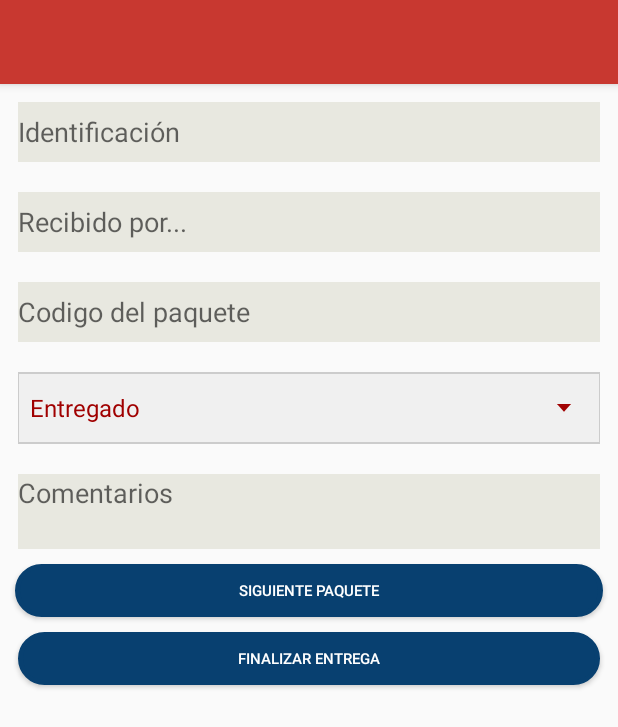
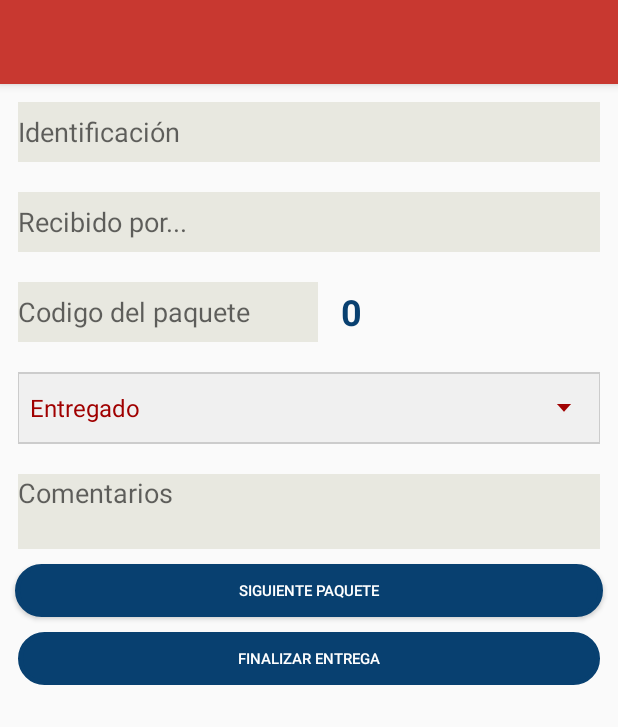
Before and after one commit to GiovannniD/Sersa_Tracking, an Android app: the entrega_paquete screen opened directly, with no data from a screen before it, after a tap on "SIGUIENTE PAQUETE", on a phone screen of 412 x 824 dp. Shown: the top 727 px of the screen. Run offline under Robolectric (Android 15) with nearby library versions, the phone set to English and light mode, and no system bars; pictures from the network do not load.

Commit message:
alerta de paquetes y contador

```diff
--- a/app/src/main/java/com/example/sersa_tracking/entrega_paquete.java
+++ b/app/src/main/java/com/example/sersa_tracking/entrega_paquete.java
@@ -7,6 +7,9 @@ import androidx.appcompat.app.AppCompatActivity;
 import android.content.Context;
 import android.content.Intent;
 import android.content.SharedPreferences;
+import android.media.AudioManager;
+import android.media.MediaPlayer;
+import android.media.SoundPool;
 import android.net.ConnectivityManager;
 import android.os.Bundle;
 import android.os.StrictMode;
@@ -50,6 +53,7 @@ public class entrega_paquete extends AppCompatActivity {
     setting setting= new setting();
     EditText comentarios,identificacion,recibido,Cpaquete;
     String date;
+    TextView conteo;
     public static final MediaType JSON = MediaType.get("application/json; charset=utf-8");
     SharedPreferences settings;
     OkHttpClient client = new OkHttpClient();
@@ -59,7 +63,12 @@ public class entrega_paquete extends AppCompatActivity {
     Button guardar;
     String paquetes="";
     int insertar=0;
-
+    int control=0;
+    public MediaPlayer mp,mp2;
+    public SoundPool sp;
+    public SoundPool sp2;
+    public int flujodemusica=0;
+    public int flujodemusica2=0;
     @Override
     protected void onCreate(Bundle savedInstanceState) {
         setTheme(R.style.AppTheme);
@@ -69,6 +78,7 @@ public class entrega_paquete extends AppCompatActivity {
         identificacion = (EditText) findViewById(R.id.identificacion);
         recibido = (EditText) findViewById(R.id.recibido);
         Cpaquete = (EditText) findViewById(R.id.paquete);
+        conteo = (TextView) findViewById(R.id.conteo);
         guardar = (Button) findViewById(R.id.guardar);
 
         setTitle(getIntent().getStringExtra("codigo_paquete"));
@@ -77,7 +87,12 @@ public class entrega_paquete extends AppCompatActivity {
         int SDK_INT = android.os.Build.VERSION.SDK_INT;
         findViewById(R.id.loadingPanel).setVisibility(View.GONE);
         guardar.setEnabled(false);
-
+        mp= MediaPlayer.create(this, R.raw.error);
+       // mp2= MediaPlayer.create(this, R.raw.alerta2);
+        sp = new SoundPool(8, AudioManager.STREAM_MUSIC, 0);
+        this.setVolumeControlStream(AudioManager.STREAM_MUSIC);
+        flujodemusica= sp.load(this,R.raw.error,1);
+      //  flujodemusica2= sp.load(this,R.raw.alerta2,1);
 
         identificacion.addTextChangedListener(new TextWatcher() {
 
@@ -309,35 +324,47 @@ public void firma(View view) {
 
     }
 
+    public void play_sp1() {
+// TODO Auto-generated method stub
+        sp.play(flujodemusica, 1, 1, 0, 0, 1);
+    }
     public void siguiente(View view) {
+        if (Cpaquete.getText().toString().trim().length()>=8) {
+        if (!Cpaquete.getText().toString().trim().isEmpty()) {
+            if (estado == "Rechazado") {
+                insertar = 4;
+            } else if (estado == "Entregado") {
+                insertar = 3;
+            } else if (estado == "Cerrado") {
+                insertar = 8;
+            } else if (estado == "Direccion no Localizada") {
+                insertar = 9;
+            }
 
-        if(Cpaquete.getText().toString()!=""){
-        if(estado=="Rechazado") {
-            insertar=4;
-        }else if(estado=="Entregado")  {
-            insertar=3;
-        }else if(estado=="Cerrado")  {
-            insertar=8  ;
-        }else if(estado=="Direccion no Localizada")  {
-            insertar=9  ;
-        }
-            paquetes+=" {\n" +
-                    "            \"noPlaca\": \""+settings.getString("noPlaca", "")+"\",\n" +
+            paquetes += " {\n" +
+                    "            \"noPlaca\": \"" + settings.getString("noPlaca", "") + "\",\n" +
                     "            \"imei\": \"868718052609110\",\n" +
-                    "            \"keyRuta\": "+settings.getString("keyRuta", "")+",          \n" +
-                    "            \"keyEstadoPaquete\": "+insertar+",\n" +
-                    "            \"codigoPaquete\": \""+Cpaquete.getText().toString()+"\"            \n" +
+                    "            \"keyRuta\": " + settings.getString("keyRuta", "") + ",          \n" +
+                    "            \"keyEstadoPaquete\": " + insertar + ",\n" +
+                    "            \"codigoPaquete\": \"" + Cpaquete.getText().toString().trim() + "\"            \n" +
                     "        },";
             identificacion.setEnabled(false);
             recibido.setEnabled(false);
             Cpaquete.setText("");
             Cpaquete.requestFocus();
             guardar.setEnabled(true);
+            control++;
+            conteo.setText(""+control);
 
-
-        }else{
-            Toast.makeText(getApplicationContext(),"El código del paquete no puede estar vacío!", Toast.LENGTH_LONG).show();
+        } else {
+            Toast.makeText(getApplicationContext(), "El código del paquete no puede estar vacío!", Toast.LENGTH_LONG).show();
             Cpaquete.requestFocus();
+        }
+    }
+        else {
+            Toast.makeText(getApplicationContext(), "El código del paquete no puede estar vacío!", Toast.LENGTH_SHORT).show();
+            Cpaquete.requestFocus();
+            play_sp1();
         }
      //   Toast.makeText(getApplicationContext(),paquetes, Toast.LENGTH_LONG).show();
     }
--- a/app/src/main/res/layout/activity_entrega_paquete.xml
+++ b/app/src/main/res/layout/activity_entrega_paquete.xml
@@ -38,16 +38,40 @@
             android:background="@color/colordropdown"
             android:inputType="text"
            />
-
+        <GridLayout xmlns:android="http://schemas.android.com/apk/res/android"
+            xmlns:tools="http://schemas.android.com/tools"
+            android:id="@+id/GridLayout2"
+            android:layout_width="wrap_content"
+            android:layout_height="wrap_content"
+            tools:context=".GridXMLActivity" >
         <EditText
             android:id="@+id/paquete"
             android:layout_height="40dp"
-            android:layout_width="match_parent"
+            android:layout_width="200dp"
             android:layout_margin="10dp"
             android:hint="Codigo del paquete"
             android:background="@color/colordropdown"
             android:inputType="text"
             />
+
+            <TextView
+                android:id="@+id/conteo"
+                android:layout_columnSpan="2"
+                android:layout_width="match_parent"
+                android:layout_height="wrap_content"
+                android:text="0"
+                android:layout_marginLeft="5dp"
+                android:textSize="24dp"
+                android:textStyle="bold"
+                android:layout_gravity="center"
+                android:textColor="@color/colorAccent"
+                app:layout_constraintBottom_toTopOf="@id/button_first"
+                app:layout_constraintEnd_toEndOf="parent"
+                app:layout_constraintStart_toStartOf="parent"
+                app:layout_constraintTop_toTopOf="parent" />
+        </GridLayout>
+
+
 
 
 
--- a/app/src/main/res/layout/menu_layout.xml
+++ b/app/src/main/res/layout/menu_layout.xml
@@ -7,12 +7,11 @@
     tools:context=".Menu">
 
 
-
     <ImageView
+        android:id="@+id/banner"
         android:layout_width="match_parent"
-        android:layout_height="140dp"
+        android:layout_height="120dp"
         android:src="@drawable/logo_ser_3"
-        android:id="@+id/banner"
         tools:ignore="MissingConstraints" />
 
 
@@ -20,9 +19,9 @@
         android:orientation="vertical"
         android:layout_width="match_parent"
         android:layout_height="match_parent"
-        android:layout_marginTop="150dp"
+        android:layout_marginTop="120dp"
         android:id="@+id/buttonsLayout"
-        android:layout_toLeftOf="@+id/centerHorizont"
+        android:layout_toLeftOf="@+id/centerHorizontal"
         tools:ignore="MissingConstraints">
 
         <TextView
```
Also changed, not shown: 1 other file.
